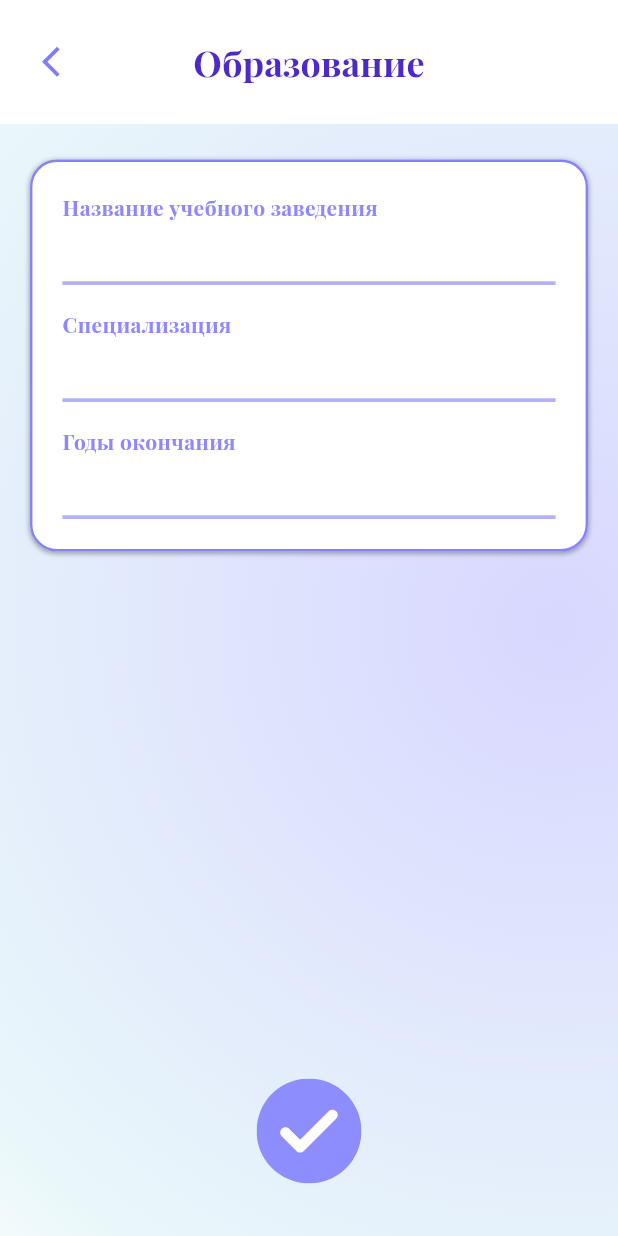
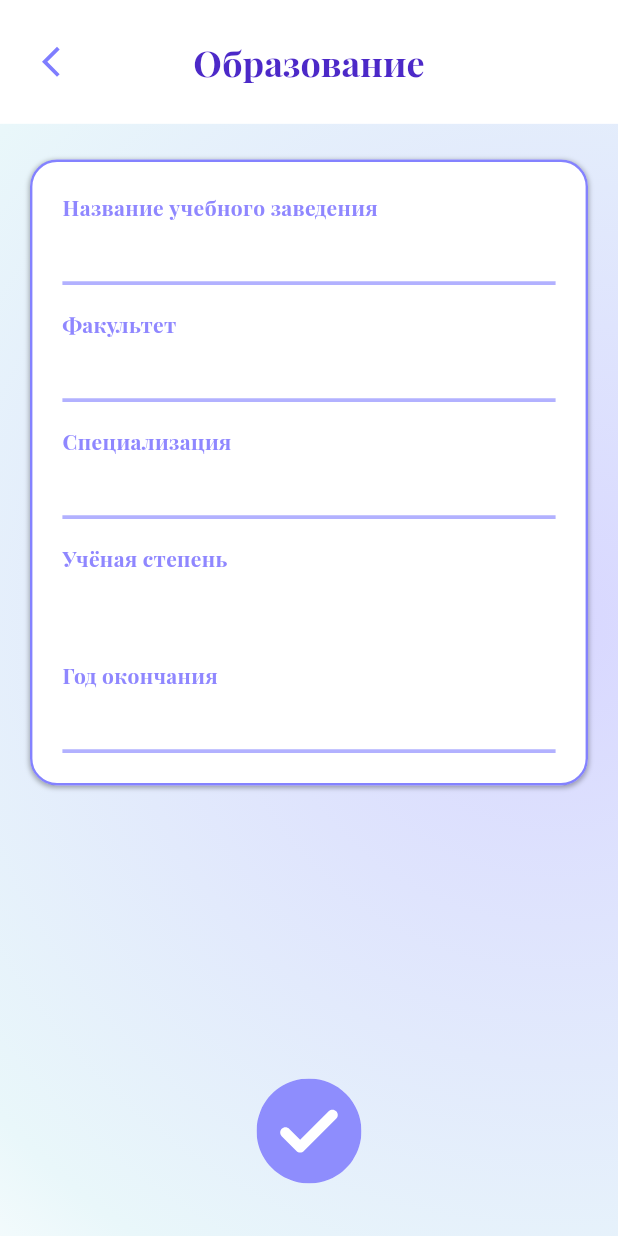
Before and after one commit to mxnmiraii/Vkatun, a Flutter app: the EducationPage screen opened directly, on a phone screen of 412 x 824 dp. Run offline on Flutter 3.47's test engine with Material 3 defaults, Android fonts, the phone set to English and light mode, and no system bars; our stand-ins replace file_picker, flutter_svg, mask_text_input_formatter, pdf, printing, shared_preferences; missing offline and left inert: appmetrica_plugin; accounts and stored records are empty; project files that could hold a hidden picture were left out.

Commit message:
откат

```diff
--- a/frontend/lib/windows_edit_resume/education_page.dart
+++ b/frontend/lib/windows_edit_resume/education_page.dart
@@ -13,15 +13,18 @@ class EducationPage extends StatefulWidget {
 
 class _EducationPageState extends State<EducationPage> {
   late TextEditingController _institutionController;
+  late TextEditingController _facultyController;
   late TextEditingController _specializationController;
   late TextEditingController _graduationYearController;
-
+  late TextEditingController _degreeController;
 
   @override
   void dispose() {
     _institutionController.dispose();
+    _facultyController.dispose();
     _specializationController.dispose();
     _graduationYearController.dispose();
+    _degreeController.dispose();
     super.dispose();
   }
 
@@ -34,13 +37,23 @@ class _EducationPageState extends State<EducationPage> {
     _institutionController = TextEditingController(
       text: data.isNotEmpty ? data[0] : '',
     );
-    _specializationController = TextEditingController(
+    _facultyController = TextEditingController(
       text: data.length > 1 ? data[1] : '',
     );
-    _graduationYearController = TextEditingController(
+    _specializationController = TextEditingController(
       text: data.length > 2 ? data[2] : '',
     );
+    _graduationYearController = TextEditingController(
+      text: data.length > 3 ? _extractYear(data[3]) : '',
+    );
+    _degreeController = TextEditingController(
+      text: data.length > 4 ? data[4] : '',
+    );
+  }
 
+  String _extractYear(String input) {
+    final match = RegExp(r'\b(19|20)\d{2}\b').firstMatch(input);
+    return match?.group(0) ?? '';
   }
 
   @override
@@ -143,16 +156,30 @@ class _EducationPageState extends State<EducationPage> {
                   ),
                   const SizedBox(height: 16),
                   _buildTextField(
-                    label: 'Специализация',
-                    controller: _specializationController,
+                    label: 'Факультет',
+                    controller: _facultyController,
                     index: 1,
                     length: widget.data.length,
                   ),
                   const SizedBox(height: 16),
                   _buildTextField(
-                    label: 'Годы окончания',
+                    label: 'Специализация',
+                    controller: _specializationController,
+                    index: 2,
+                    length: widget.data.length,
+                  ),
+                  const SizedBox(height: 16),
+                  _buildTextField(
+                    label: 'Учёная степень',
+                    controller: _degreeController,
+                    index: 4,
+                    length: widget.data.length,
+                  ),
+                  const SizedBox(height: 16),
+                  _buildTextField(
+                    label: 'Год окончания',
                     controller: _graduationYearController,
-                    index: 2,
+                    index: 3,
                     length: widget.data.length,
                   ),
                 ],
```
Also changed, not shown: frontend/lib/pages/resume_view_page.dart (+68 -136 lines).
